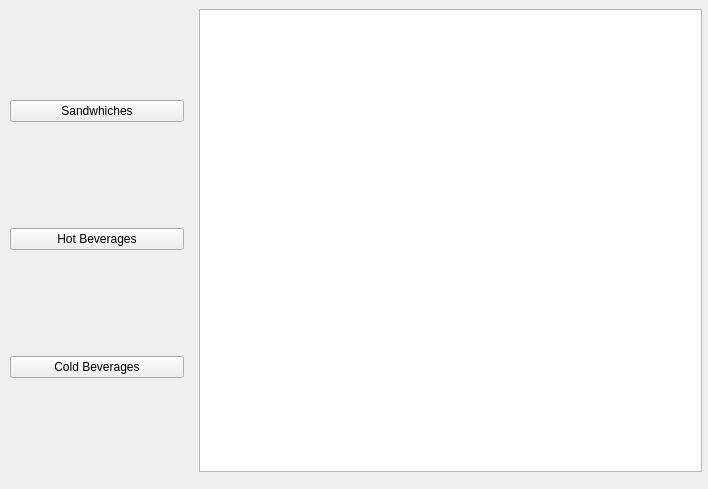
First picture: the form in ViewMenu.ui, repository n4ilvh/COMP-3004-Project, before the edit.
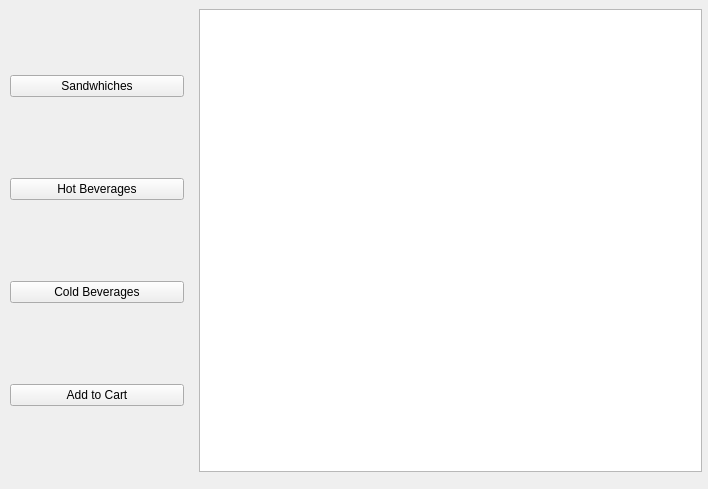
Second picture: the form after the edit.

Commit message: Tweaked viewMenu functionality and implemented placeOrder files

Diff of the .ui file:
```diff
--- a/ViewMenu.ui
+++ b/ViewMenu.ui
@@ -13,7 +13,7 @@
   <property name="windowTitle">
    <string>Form</string>
   </property>
-  <widget class="QWidget" name="">
+  <widget class="QWidget" name="layoutWidget">
    <property name="geometry">
     <rect>
      <x>10</x>
@@ -46,6 +46,13 @@
         </property>
        </widget>
       </item>
+      <item>
+       <widget class="QPushButton" name="addToCart">
+        <property name="text">
+         <string>Add to Cart</string>
+        </property>
+       </widget>
+      </item>
      </layout>
     </item>
     <item>
```
The commit also changes 7 other files.
